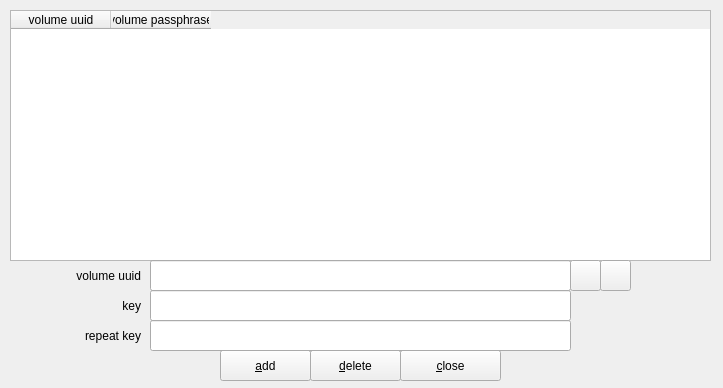
The window that zuluCrypt-gui/kwalletconfig.ui (mhogomchungu/zuluCrypt) describes before a commit, drawn with Qt 5.
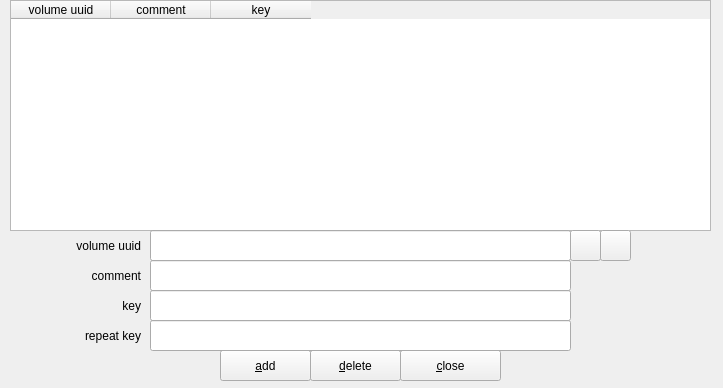
The same window after the commit.

```diff
--- a/zuluCrypt-gui/kwalletconfig.ui
+++ b/zuluCrypt-gui/kwalletconfig.ui
@@ -30,9 +30,9 @@
    <property name="geometry">
     <rect>
      <x>10</x>
-     <y>10</y>
+     <y>0</y>
      <width>701</width>
-     <height>251</height>
+     <height>231</height>
     </rect>
    </property>
    <property name="editTriggers">
@@ -63,7 +63,12 @@
    </column>
    <column>
     <property name="text">
-     <string>volume passphrase</string>
+     <string>comment</string>
+    </property>
+   </column>
+   <column>
+    <property name="text">
+     <string>key</string>
     </property>
    </column>
   </widget>
@@ -84,7 +89,7 @@
    <property name="geometry">
     <rect>
      <x>150</x>
-     <y>260</y>
+     <y>230</y>
      <width>421</width>
      <height>31</height>
     </rect>
@@ -104,9 +109,9 @@
    <property name="geometry">
     <rect>
      <x>10</x>
-     <y>265</y>
+     <y>230</y>
      <width>131</width>
-     <height>21</height>
+     <height>31</height>
     </rect>
    </property>
    <property name="text">
@@ -119,9 +124,9 @@
   <widget class="QLabel" name="labelPassphrase">
    <property name="geometry">
     <rect>
-     <x>20</x>
+     <x>10</x>
      <y>290</y>
-     <width>121</width>
+     <width>131</width>
      <height>31</height>
     </rect>
    </property>
@@ -136,7 +141,7 @@
    <property name="geometry">
     <rect>
      <x>600</x>
-     <y>260</y>
+     <y>230</y>
      <width>31</width>
      <height>31</height>
     </rect>
@@ -188,7 +193,7 @@
    <property name="geometry">
     <rect>
      <x>570</x>
-     <y>260</y>
+     <y>230</y>
      <width>31</width>
      <height>31</height>
     </rect>
@@ -197,6 +202,32 @@
     <string/>
    </property>
   </widget>
+  <widget class="QLabel" name="label">
+   <property name="geometry">
+    <rect>
+     <x>10</x>
+     <y>260</y>
+     <width>131</width>
+     <height>31</height>
+    </rect>
+   </property>
+   <property name="text">
+    <string>comment</string>
+   </property>
+   <property name="alignment">
+    <set>Qt::AlignRight|Qt::AlignTrailing|Qt::AlignVCenter</set>
+   </property>
+  </widget>
+  <widget class="QLineEdit" name="lineEditComment">
+   <property name="geometry">
+    <rect>
+     <x>150</x>
+     <y>260</y>
+     <width>421</width>
+     <height>31</height>
+    </rect>
+   </property>
+  </widget>
  </widget>
  <tabstops>
   <tabstop>tableWidget</tabstop>
```
Left out of the diff: 2 changed lines with no effect on the pictures.
